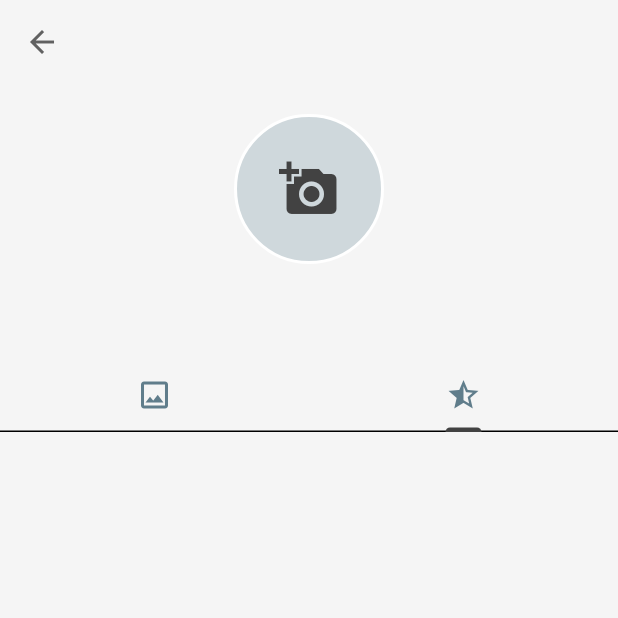
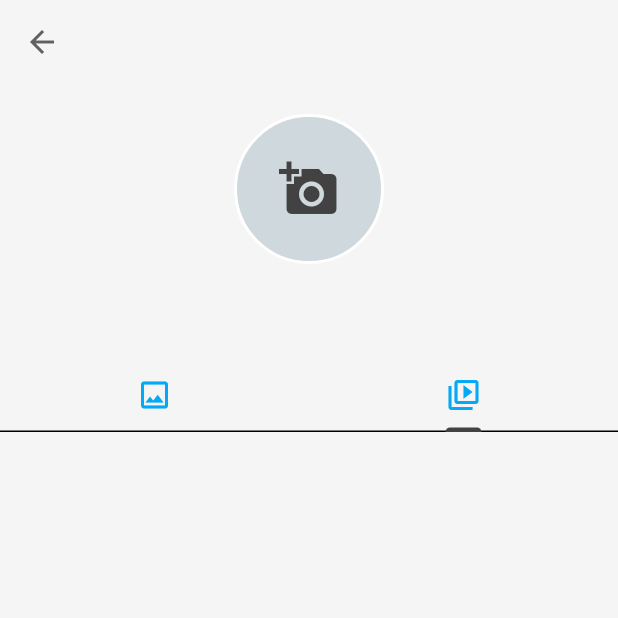
Before and after one commit to Delos-343/Chat-is-this-Real, a Flutter app: the ProfilePage screen opened directly, tab 2 chosen, on a phone screen of 412 x 824 dp, the top half of it. Run offline on Flutter 3.47's test engine with Material 3 defaults, Android fonts, the phone set to English and light mode, and no system bars; our stand-ins replace cloud_firestore, firebase_auth, firebase_core, firebase_storage, image_picker; accounts and stored records are empty; network calls fail.

Commit message:
Matched all icons with themes

```diff
--- a/lib/pages/profle_page.dart
+++ b/lib/pages/profle_page.dart
@@ -1,10 +1,12 @@
-import 'dart:io';
 import 'package:flutter/material.dart';
 import 'package:chat_is_this_real_app/services/profile/profile_service.dart';
 import 'package:firebase_auth/firebase_auth.dart';
+import 'package:image_picker/image_picker.dart';
+import 'dart:io';
 import 'package:chat_is_this_real_app/components/tabs/feed_view.dart';
 import 'package:chat_is_this_real_app/components/tabs/starred_view.dart';
-import 'package:image_picker/image_picker.dart';
+import 'package:provider/provider.dart';
+import 'package:chat_is_this_real_app/themes/theme_provider.dart';
 
 class ProfilePage extends StatefulWidget {
   const ProfilePage({super.key});
@@ -21,26 +23,6 @@ class _ProfilePageState extends State<ProfilePage> {
   String? _userID;
   bool _isLoading = true;
   String? _imageUrl;
-
-  final List<Widget> tabs = const [
-    Tab(
-      icon: Icon(
-        Icons.image_outlined,
-        color: Colors.blueGrey,
-      ),
-    ),
-    Tab(
-      icon: Icon(
-        Icons.star_half,
-        color: Colors.blueGrey,
-      ),
-    ),
-  ];
-
-  final List<Widget> tabBarViews = const [
-    FeedView(),
-    StarredView(),
-  ];
 
   @override
   void initState() {
@@ -84,8 +66,8 @@ class _ProfilePageState extends State<ProfilePage> {
       if (pickedFile != null) {
         File imageFile = File(pickedFile.path);
         await _profileService.uploadProfileImage(imageFile, _userID!);
-        setState(() {
-          _imageUrl = pickedFile.path;
+        setState(() async {
+          _imageUrl = await _profileService.fetchProfileImageUrl(_userID!);
         });
       }
     } catch (e) {
@@ -106,6 +88,9 @@ class _ProfilePageState extends State<ProfilePage> {
 
   @override
   Widget build(BuildContext context) {
+    bool isDarkMode = Provider.of<ThemeProvider>(context).isDarkMode;
+    Color tabIconColor = isDarkMode ? Colors.amber : Colors.lightBlue;
+
     return DefaultTabController(
       length: 2,
       child: Scaffold(
@@ -116,9 +101,7 @@ class _ProfilePageState extends State<ProfilePage> {
             centerTitle: true,
             title: Text(
               _userEmail ?? 'Profile',
-              style: const TextStyle(
-                fontSize: 15,
-              ),
+              style: const TextStyle(fontSize: 15),
             ),
             backgroundColor: Colors.transparent,
             foregroundColor: Colors.grey.shade700,
@@ -230,11 +213,29 @@ class _ProfilePageState extends State<ProfilePage> {
                     ),
                   ),
                   TabBar(
-                    tabs: tabs,
+                    tabs: [
+                      Tab(
+                        icon: Icon(
+                          Icons.image_outlined,
+                          color: tabIconColor,
+                        ),
+                      ),
+                      Tab(
+                        icon: Icon(
+                          Icons.video_collection_outlined,
+                          color: tabIconColor,
+                        ),
+                      ),
+                    ],
                   ),
-                  SizedBox(
+                  const SizedBox(
                     height: 1000,
-                    child: TabBarView(children: tabBarViews),
+                    child: TabBarView(
+                      children: [
+                        FeedView(),
+                        StarredView(),
+                      ],
+                    ),
                   ),
                 ],
               ),
```
Also changed, not shown: lib/components/user_tile.dart (+17 -3 lines).
